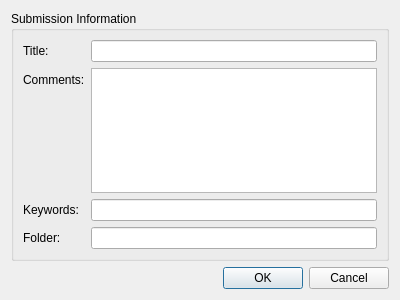
The window that krita/plugins/extensions/share/submit.ui (KDE/calligra) describes before a commit, drawn with Qt 5.
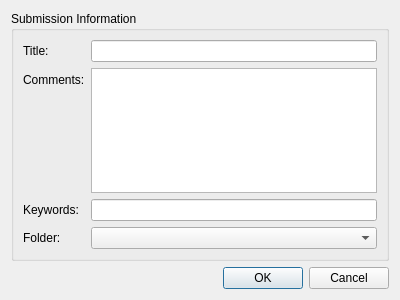
The same window after the commit.

Commit message: Switch the folder to be a dropdown, rather than a text input

Patch:
```diff
--- a/krita/plugins/extensions/share/submit.ui
+++ b/krita/plugins/extensions/share/submit.ui
@@ -57,19 +57,26 @@
       <item row="2" column="1">
        <widget class="QLineEdit" name="txtKeywords"/>
       </item>
-      <item row="3" column="0">
+      <item row="4" column="0">
        <widget class="QLabel" name="label_4">
         <property name="text">
          <string>Folder:</string>
         </property>
        </widget>
       </item>
-      <item row="3" column="1">
-       <widget class="QLineEdit" name="txtFolder"/>
-      </item>
       <item row="1" column="1">
        <widget class="QPlainTextEdit" name="txtComments"/>
       </item>
+      <item row="4" column="1">
+       <widget class="QComboBox" name="folderList">
+        <property name="sizePolicy">
+         <sizepolicy hsizetype="Expanding" vsizetype="Fixed">
+          <horstretch>0</horstretch>
+          <verstretch>0</verstretch>
+         </sizepolicy>
+        </property>
+       </widget>
+      </item>
      </layout>
     </widget>
    </item>
```
